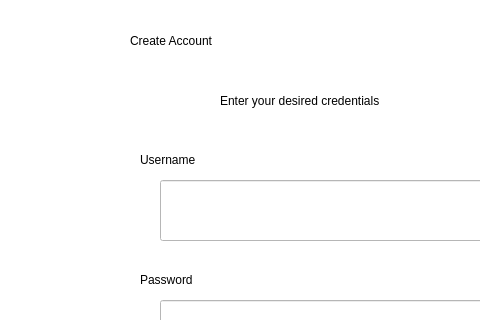
Above: UI/create.ui from NaryanSambhi/CSCN72030---Sec3---Group2 before the change; both pictures show x 0 to 480 and y 370 to 690 of the 720 by 1280 pixel window. Below: the same form after it.
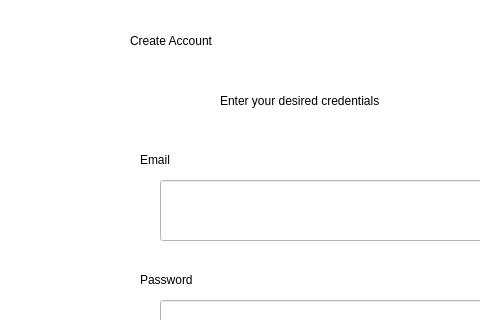
That is the form after the change.

The edit to the form file:
```diff
--- a/UI/create.ui
+++ b/UI/create.ui
@@ -73,7 +73,7 @@
 </string>
     </property>
     <property name="text">
-     <string>Username</string>
+     <string>Email</string>
     </property>
    </widget>
    <widget class="QLabel" name="label_3">
```
